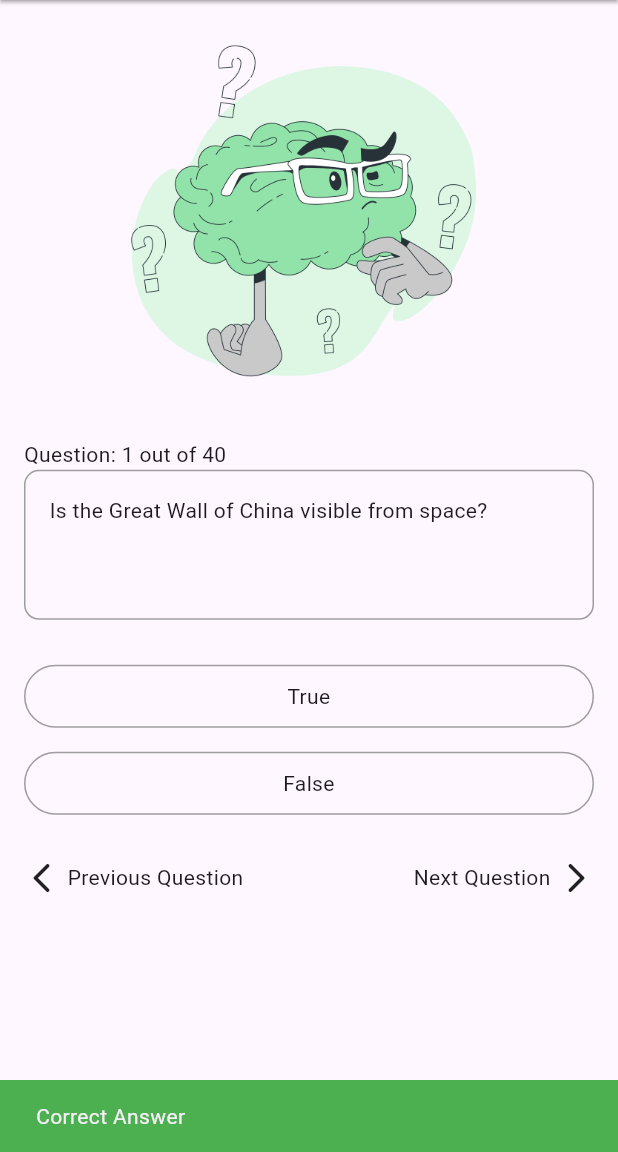
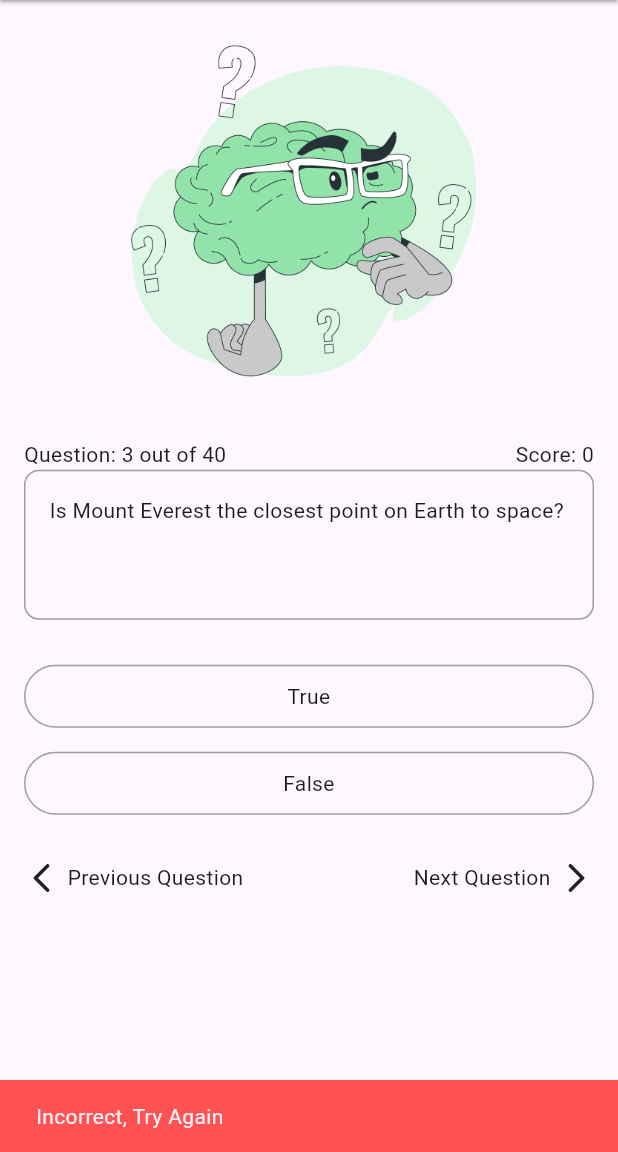
Before and after one commit to Adeyemi-Favour/Quiz-App, a Flutter app: the screen it shows after launch, after a tap on "True", after a tap on "False", on a phone screen of 412 x 824 dp, the part 84-1236 px from its top. Run offline on Flutter 3.47's test engine with Material 3 defaults, Android fonts, the phone set to English and light mode, and no system bars.

Commit message:
Next question and score

```diff
--- a/lib/bodyContainer.dart
+++ b/lib/bodyContainer.dart
@@ -11,7 +11,7 @@ class _bodyContainerState extends State<bodyContainer> {
 
   String value = '0';
 
-  String totalQuestions = '';
+  int totalQuestions = 0;
 
   String questionNumber = '1';
 
@@ -23,7 +23,7 @@ class _bodyContainerState extends State<bodyContainer> {
 
   _buttonPressed(String action){
     setState(() {
-      if (action == 'next' && (int.parse(questionNumber)) < int.parse(totalQuestions)){
+      if (action == 'next' && (int.parse(questionNumber)) < totalQuestions){
         value = (int.parse(value)+1).toString();
         int parsedDigit = int.parse(questionNumber);
         parsedDigit++;
@@ -47,6 +47,10 @@ class _bodyContainerState extends State<bodyContainer> {
         duration: Duration(seconds: 1),
         backgroundColor: Colors.green,
       ));
+      value = (int.parse(value)+1).toString();
+      int parsedDigit = int.parse(questionNumber);
+      parsedDigit++;
+      questionNumber = parsedDigit.toString();
     }
     else{
       ScaffoldMessenger.of(context).showSnackBar(const SnackBar(
@@ -54,6 +58,10 @@ class _bodyContainerState extends State<bodyContainer> {
         duration: Duration(seconds: 1),
         backgroundColor: Colors.redAccent,
       ));
+      value = (int.parse(value)+1).toString();
+      int parsedDigit = int.parse(questionNumber);
+      parsedDigit++;
+      questionNumber = parsedDigit.toString();
     }
     playerScore = score.toString();
     return playerScore;
@@ -103,7 +111,7 @@ class _bodyContainerState extends State<bodyContainer> {
       "Is artificial intelligence capable of human-level decision-making?": false,
     };
 
-    totalQuestions = questionsAndAnswers.length.toString();
+    totalQuestions = questionsAndAnswers.length;
 
     if (int.parse(value) >= 0){
       setState(() {
@@ -117,7 +125,6 @@ class _bodyContainerState extends State<bodyContainer> {
     }
 
     return question;
-    return totalQuestions;
   }
 
   @override
@@ -144,11 +151,18 @@ class _bodyContainerState extends State<bodyContainer> {
           // ),SizedBox(
           //   height: 30,
           // ),
-          Container(alignment: Alignment.centerLeft,
-              child: Text(
-            'Question: $questionNumber out of $totalQuestions',
-            style: TextStyle(),
-          )),
+          Row(mainAxisAlignment: MainAxisAlignment.spaceBetween,
+            children: [
+              Container(
+                  child: Text(
+                'Question: $questionNumber out of $totalQuestions',
+                style: TextStyle(),
+              )),
+              Container(
+                child: Text('Score: $playerScore'),
+              )
+            ],
+          ),
           Container(
             height: 100,
             width: MediaQuery.of(context).size.width,
```
